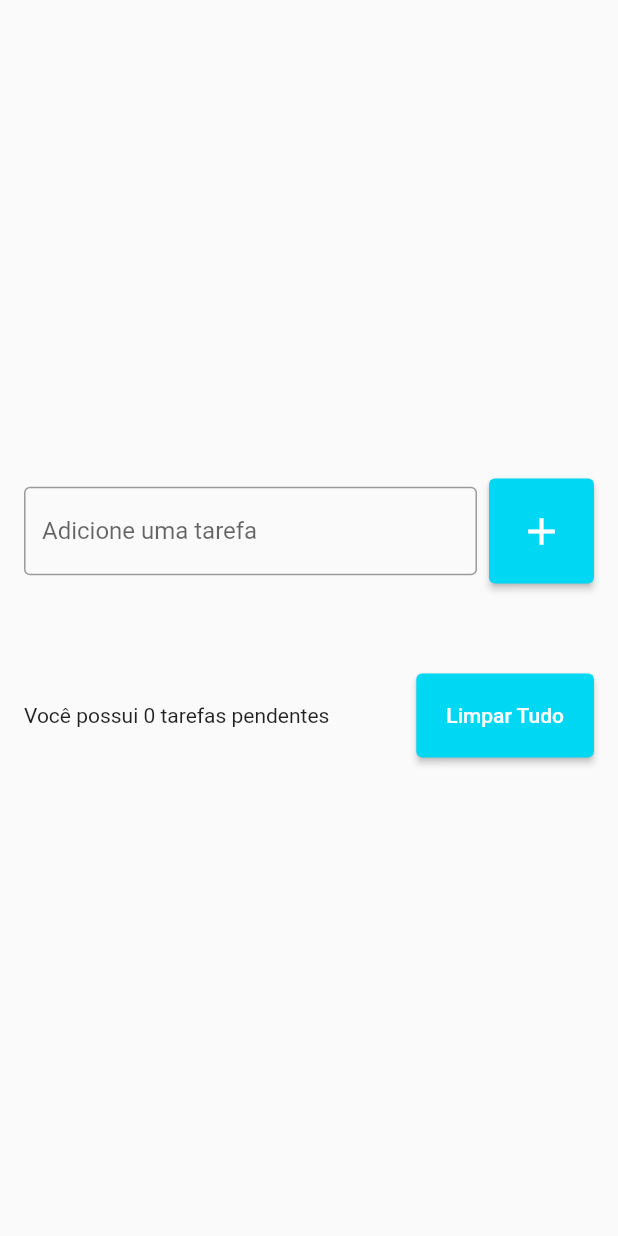
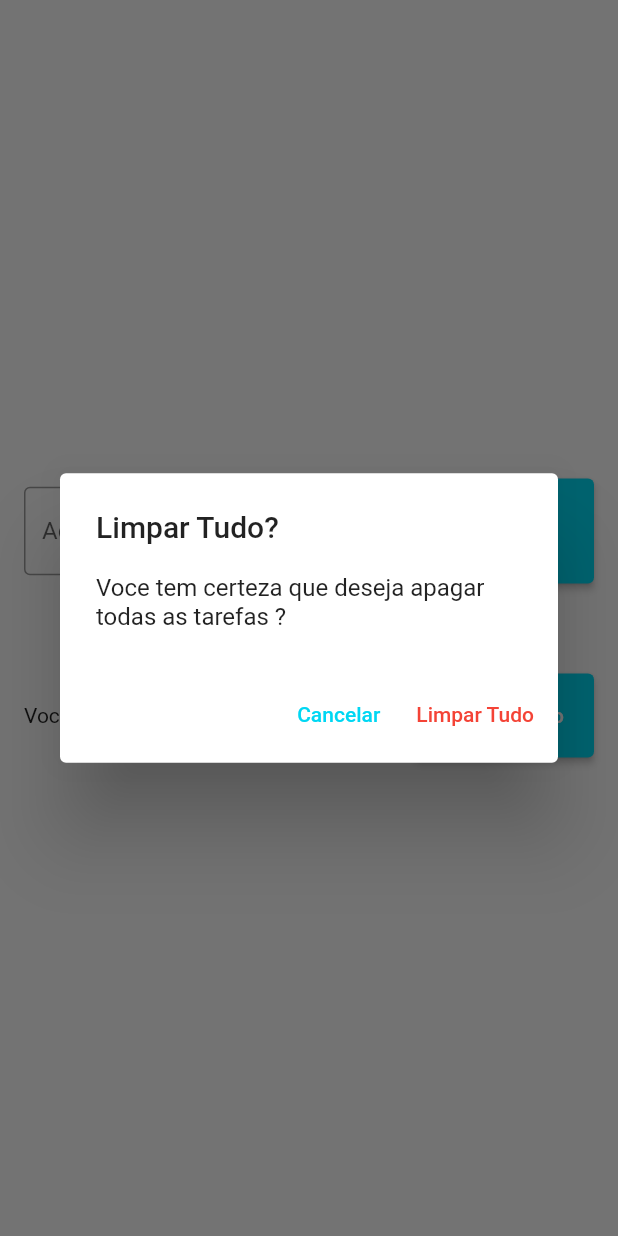
Before and after one commit to IagoAntunes/listtarefas, a Flutter app: the screen it shows after launch, after a tap on "Limpar Tudo", on a phone screen of 412 x 824 dp. Run offline on Flutter 3.47's test engine with Material 2 defaults, Android fonts, the phone set to English and light mode, and no system bars; our stand-ins replace flutter_slidable.

Commit message:
Limpar, Deletar Todo

```diff
--- a/lib/pages/todo_list_page.dart
+++ b/lib/pages/todo_list_page.dart
@@ -12,13 +12,69 @@ class ToDoListPage extends StatefulWidget {
 
 class _ToDoListPageState extends State<ToDoListPage> {
   List<Todo> todos = [];
+  Todo? deletedTodo;
+  int? deletedTodoPos;
 
   TextEditingController todoController = TextEditingController();
 
   void onDelete(Todo todo) {
+    deletedTodo = todo;
+    deletedTodoPos = todos.indexOf(todo);
     setState(() {
       todos.remove(todo);
     });
+    ScaffoldMessenger.of(context).clearSnackBars();
+    ScaffoldMessenger.of(context).showSnackBar(SnackBar(
+      content: Text(
+        'Tarefa ${todo.title} foi removida com sucesso',
+        style: const TextStyle(color: Colors.black),
+      ),
+      backgroundColor: Colors.white,
+      duration: const Duration(seconds: 5),
+      action: SnackBarAction(
+        label: 'Desfazer',
+        textColor: Colors.lightBlue,
+        onPressed: () {
+          setState(() {
+            todos.insert(deletedTodoPos!, deletedTodo!);
+          });
+        },
+      ),
+    ));
+  }
+
+  void deleteAllTodos() {
+    setState(() {
+      todos.clear();
+    });
+  }
+
+  void ShowDeleteTodosConfirmationDialog() {
+    showDialog(
+      context: context,
+      builder: (context) => AlertDialog(
+        title: const Text('Limpar Tudo?'),
+        content:
+            const Text('Voce tem certeza que deseja apagar todas as tarefas ?'),
+        actions: [
+          TextButton(
+              onPressed: () => {Navigator.of(context).pop()},
+              style: TextButton.styleFrom(
+                  foregroundColor: const Color(0xff00d7f3)),
+              child: const Text('Cancelar')),
+          TextButton(
+              onPressed: () {
+                setState(() {
+                  todos.clear();
+                });
+                Navigator.of(context).pop();
+                ;
+              },
+              style: TextButton.styleFrom(foregroundColor: Colors.red),
+              child: const Text('Limpar Tudo'))
+        ],
+      ),
+    );
   }
 
   @override
@@ -86,7 +142,7 @@ class _ToDoListPageState extends State<ToDoListPage> {
                           "Você possui ${todos.length} tarefas pendentes")),
                   const SizedBox(width: 8),
                   ElevatedButton(
-                      onPressed: () {},
+                      onPressed: ShowDeleteTodosConfirmationDialog,
                       style: ElevatedButton.styleFrom(
                           backgroundColor: const Color(0xff00d7f3),
                           padding: const EdgeInsets.all(20)),
```
